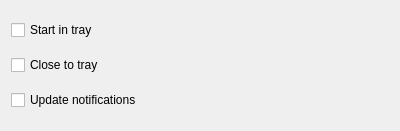
The window that src/GUI/Preferences/PlayerPreferences/GUI_PlayerPreferences.ui (return42/sayonara) describes before a commit, drawn with Qt 5.
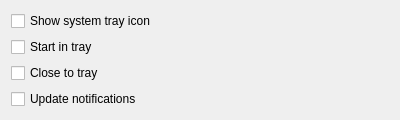
The same window after the commit.

Commit message: language update, headers and optional tray icon

```diff
--- a/src/GUI/Preferences/PlayerPreferences/GUI_PlayerPreferences.ui
+++ b/src/GUI/Preferences/PlayerPreferences/GUI_PlayerPreferences.ui
@@ -7,31 +7,38 @@
     <x>0</x>
     <y>0</y>
     <width>400</width>
-    <height>131</height>
+    <height>115</height>
    </rect>
   </property>
   <layout class="QGridLayout" name="gridLayout">
-   <item row="2" column="0">
+   <item row="4" column="0">
     <widget class="QCheckBox" name="cb_update_notifications">
      <property name="text">
       <string>Update notifications</string>
      </property>
     </widget>
    </item>
-   <item row="0" column="0">
+   <item row="1" column="0">
     <widget class="QCheckBox" name="cb_start_in_tray">
      <property name="text">
       <string>Start in tray</string>
      </property>
     </widget>
    </item>
-   <item row="1" column="0">
+   <item row="3" column="0">
     <widget class="QCheckBox" name="cb_close_to_tray">
      <property name="text">
       <string>Close to tray</string>
      </property>
     </widget>
    </item>
+   <item row="0" column="0">
+    <widget class="QCheckBox" name="cb_show_tray_icon">
+     <property name="text">
+      <string>Show system tray icon</string>
+     </property>
+    </widget>
+   </item>
   </layout>
  </widget>
  <resources/>
```
The commit also changes 34 other files.
